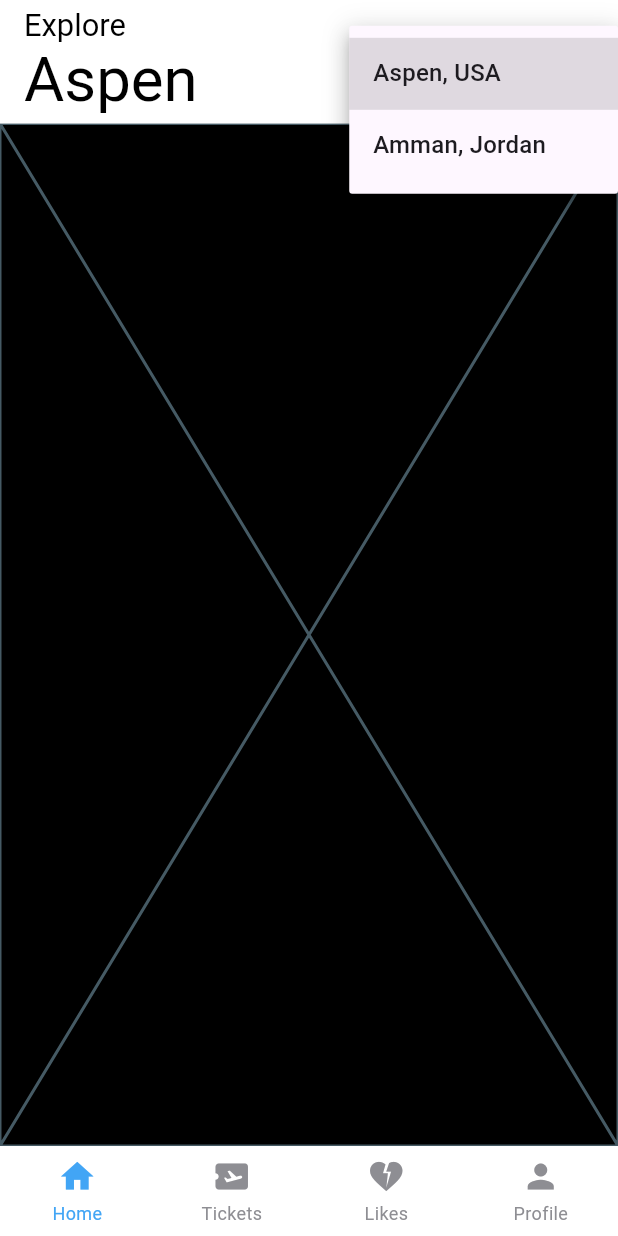
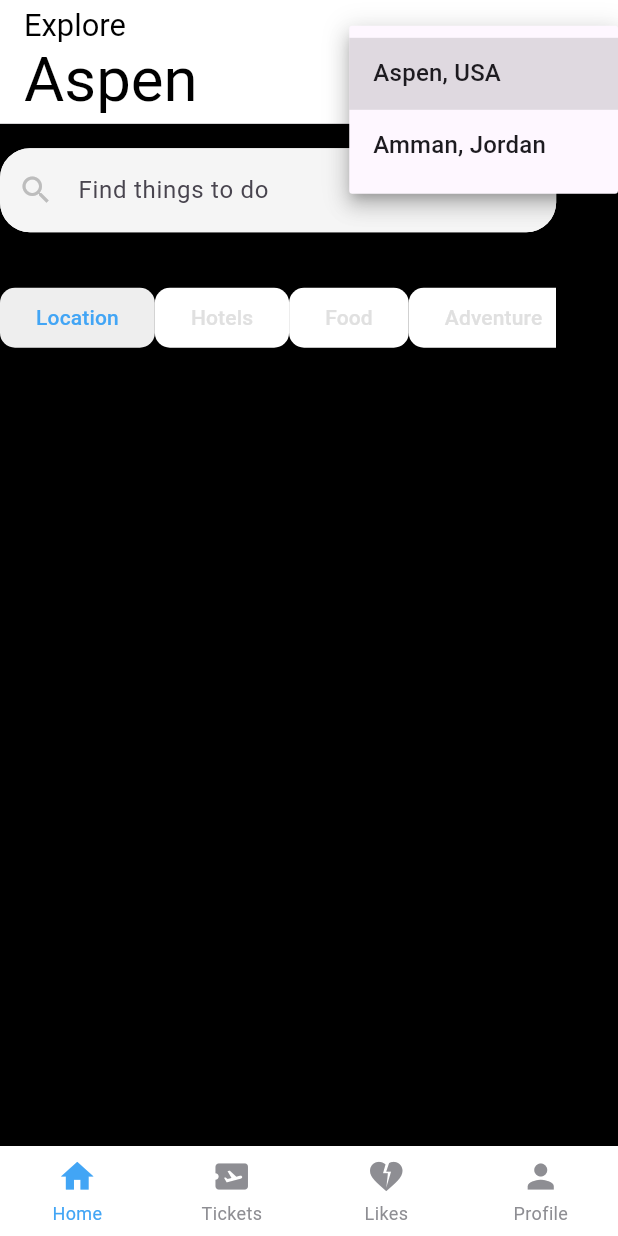
Before and after one commit to Basil-Abushihab/Aspen-project, a Flutter app: the screen it shows after launch, after a tap on "Aspen, USA", on a phone screen of 412 x 824 dp. Run offline on Flutter 3.47's test engine with Material 3 defaults, Android fonts, the phone set to English and light mode, and no system bars; drawn by our look-alikes of persistent_bottom_nav_bar; our stand-ins replace sizer.

Commit message:
added scrollable tags

```diff
--- a/lib/main.dart
+++ b/lib/main.dart
@@ -98,9 +98,73 @@ class _HomeScreen extends StatefulWidget {
 }
 
 class _HomeScreenState extends State<_HomeScreen> {
+  final TextEditingController _searchController = TextEditingController();
+  final TextInputAction _search = TextInputAction.search;
+  final FocusNode _searchFocus = FocusNode();
+  int selected = 0;
+
   @override
   Widget build(BuildContext context) {
-    return const Placeholder();
+    return SingleChildScrollView(
+        child: Column(
+      crossAxisAlignment: CrossAxisAlignment.center,
+      children: [
+        SizedBox(
+          height: 2.h,
+        ),
+        SizedBox(
+              width: 90.w,
+              child: TextFormField(
+                controller: _searchController,
+                focusNode: _searchFocus,
+                textInputAction: _search,
+                decoration: InputDecoration(
+                  enabledBorder: OutlineInputBorder(
+                      borderSide: BorderSide(color: Colors.grey.shade100),
+                      borderRadius: BorderRadius.circular(20)),
+                  focusedBorder: OutlineInputBorder(
+                      borderSide: BorderSide(color: Colors.grey.shade100),
+                      borderRadius: BorderRadius.circular(20)),
+                  prefixIcon: Icon(
+                    Icons.search,
+                    color: Colors.grey.shade400,
+                  ),
+                  hintText: "Find things to do",
+                  fillColor: Colors.grey.shade100,
+                  filled: true,
+                ),
+              )),
+        SizedBox(height: 4.h,),
+        SizedBox(width: 90.w,child:SingleChildScrollView(scrollDirection: Axis.horizontal,child:Row(children: [
+          _customRadio("Location", 0),
+          _customRadio("Hotels", 1),
+          _customRadio("Food", 2),
+          _customRadio("Adventure", 3),
+          _customRadio("Sea", 4),
+
+        ],)))
+        ]),
+    );
+  }
+
+  Widget _customRadio(String text, int index) {
+    return ElevatedButton(
+      onPressed: () {
+        setState(() {
+          selected = index;
+        });
+
+      },
+      style: ElevatedButton.styleFrom(elevation: 0,
+          onPrimary: selected == index
+                  ? Colors.blue.shade400
+                  : Colors.grey.shade300,
+          primary:
+              selected == index ? Colors.grey.shade200 : Colors.white,
+          shape:
+              RoundedRectangleBorder(borderRadius: BorderRadius.circular(10))),
+      child: Text(text),
+    );
   }
 }
 
```
